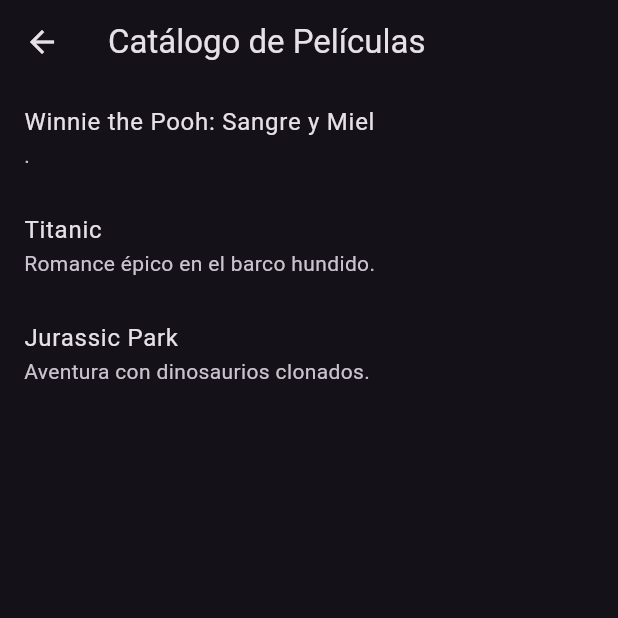
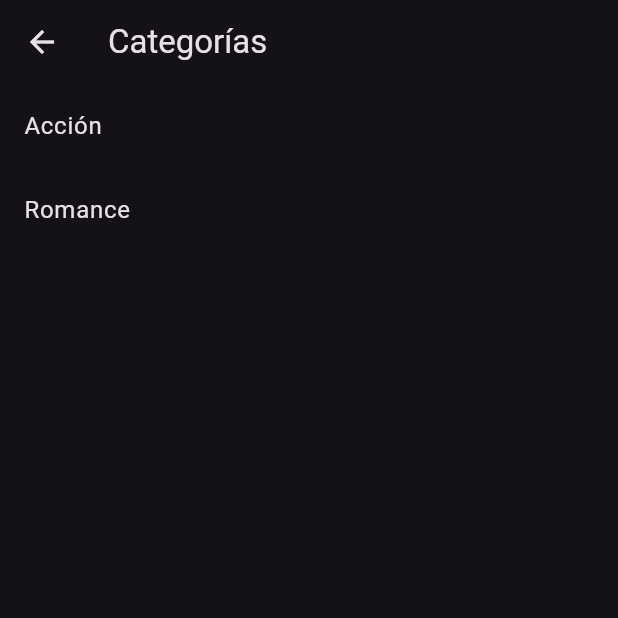
Before and after one commit to J03LK/app-stream, a Flutter app: the HomeScreen screen opened by its route, on a phone screen of 412 x 824 dp, the top half of it. Run offline on Flutter 3.47's test engine with Material 3 defaults, Android fonts, the phone set to English and light mode, and no system bars.

Commit message:
integracion de categorias

```diff
--- a/lib/screens/home_screen.dart
+++ b/lib/screens/home_screen.dart
@@ -1,48 +1,45 @@
+import 'package:app_stream/screens/category_movies.dart';
 import 'package:flutter/material.dart';
 
-class HomeScreen extends StatelessWidget {
-  final List<Map<String, String>> peliculas = [
+final Map<String, List<Map<String, String>>> categoriasPeliculas = {
+  "Acción": [
+    {"titulo": "John Wick", "descripcion": "Venganza implacable", "imagen": ""},
     {
-      "titulo": "Winnie the Pooh: Sangre y Miel",
-      "descripcion": ".",
+      "titulo": "Mad Max",
+      "descripcion": "Carreteras postapocalípticas",
       "imagen": "",
     },
+  ],
+  "Romance": [
+    {"titulo": "Titanic", "descripcion": "Amor en alta mar", "imagen": ""},
     {
-      "titulo": "Titanic",
-      "descripcion": "Romance épico en el barco hundido.",
+      "titulo": "El Diario de Noa",
+      "descripcion": "Historia de amor eterno",
       "imagen": "",
     },
-    {
-      "titulo": "Jurassic Park",
-      "descripcion": "Aventura con dinosaurios clonados.",
-      "imagen": "",
-    },
-  ];
+  ],
+};
 
+class HomeScreen extends StatelessWidget {
   @override
   Widget build(BuildContext context) {
     return Scaffold(
-      appBar: AppBar(title: Text("Catálogo de Películas")),
-      body: ListView.builder(
-        itemCount: peliculas.length,
-        itemBuilder: (context, index) {
+      appBar: AppBar(title: Text("Categorías")),
+      body: ListView(
+        children: categoriasPeliculas.keys.map((categoria) {
           return ListTile(
-            title: Text(peliculas[index]['titulo']!),
-            subtitle: Text(peliculas[index]['descripcion']!),
-            onTap: () {
-              Navigator.pushNamed(
-                context,
-                '/detail', // Ruta nombrada (no requiere cambios en la configuración de rutas)
-                arguments: {
-                  // Datos específicos de la película
-                  'titulo': peliculas[index]['titulo']!,
-                  'descripcion': peliculas[index]['descripcion']!,
-                  'imagen': peliculas[index]['imagen']!,
-                },
-              );
-            },
+            title: Text(categoria),
+            onTap: () => Navigator.push(
+              context,
+              MaterialPageRoute(
+                builder: (context) => CategoryScreen(
+                  categoria: categoria,
+                  peliculas: categoriasPeliculas[categoria]!,
+                ),
+              ),
+            ),
           );
-        },
+        }).toList(),
       ),
     );
   }
```
Also changed, not shown: lib/screens/category_movies.dart (added, +31 -0 lines), lib/screens/movie_details_screen.dart (+5 -16 lines).
